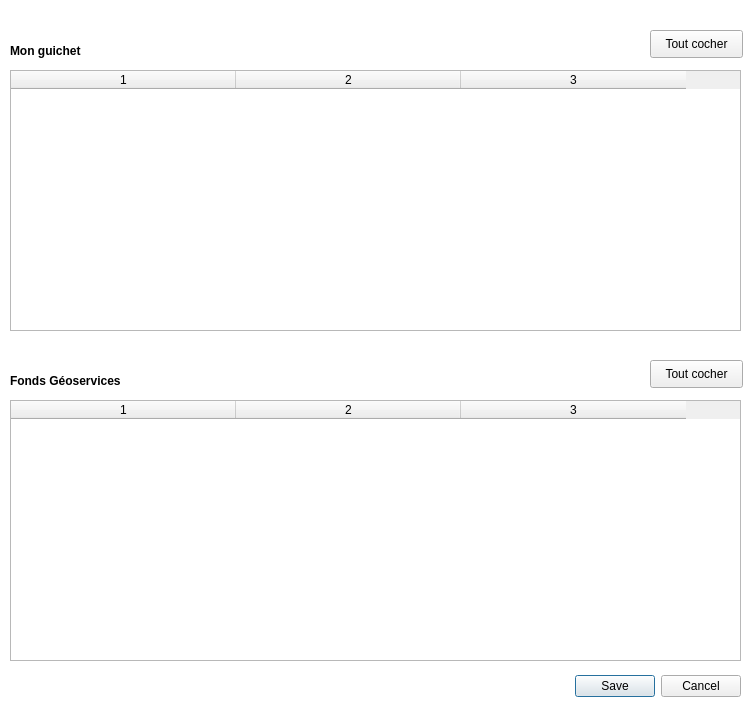
Qt form FormChargerGuichet_base.ui (IGNF/espace-collaboratif-qgis-plugin) before a commit.
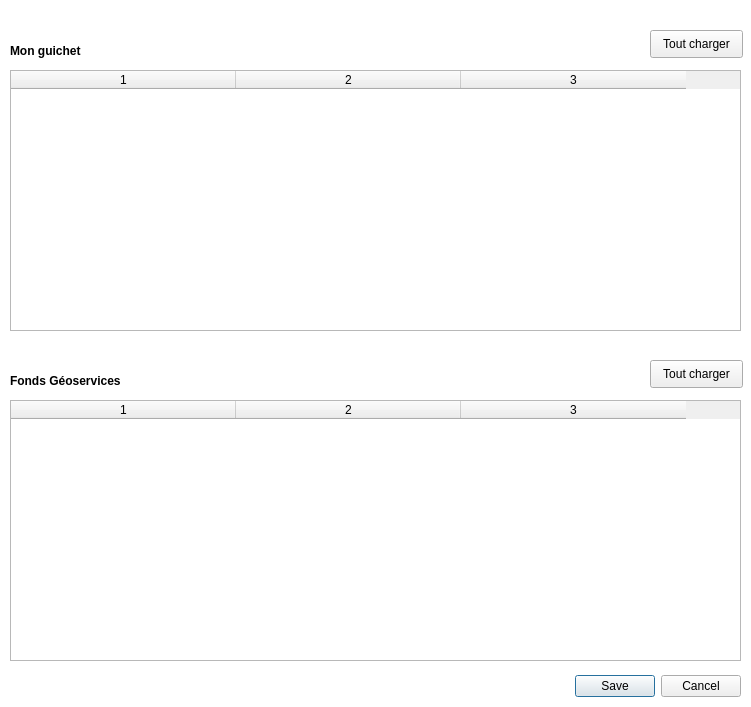
The same form after that commit.

Diff of the .ui file:
```diff
--- a/FormChargerGuichet_base.ui
+++ b/FormChargerGuichet_base.ui
@@ -220,7 +220,7 @@
     <rect>
      <x>10</x>
      <y>10</y>
-     <width>301</width>
+     <width>621</width>
      <height>21</height>
     </rect>
    </property>
@@ -246,7 +246,7 @@
     </rect>
    </property>
    <property name="text">
-    <string>Tout cocher</string>
+    <string>Tout charger</string>
    </property>
   </widget>
   <widget class="QPushButton" name="pushButton_checkAllBoxes_FondsGeoservices">
@@ -259,7 +259,7 @@
     </rect>
    </property>
    <property name="text">
-    <string>Tout cocher</string>
+    <string>Tout charger</string>
    </property>
   </widget>
  </widget>
```
